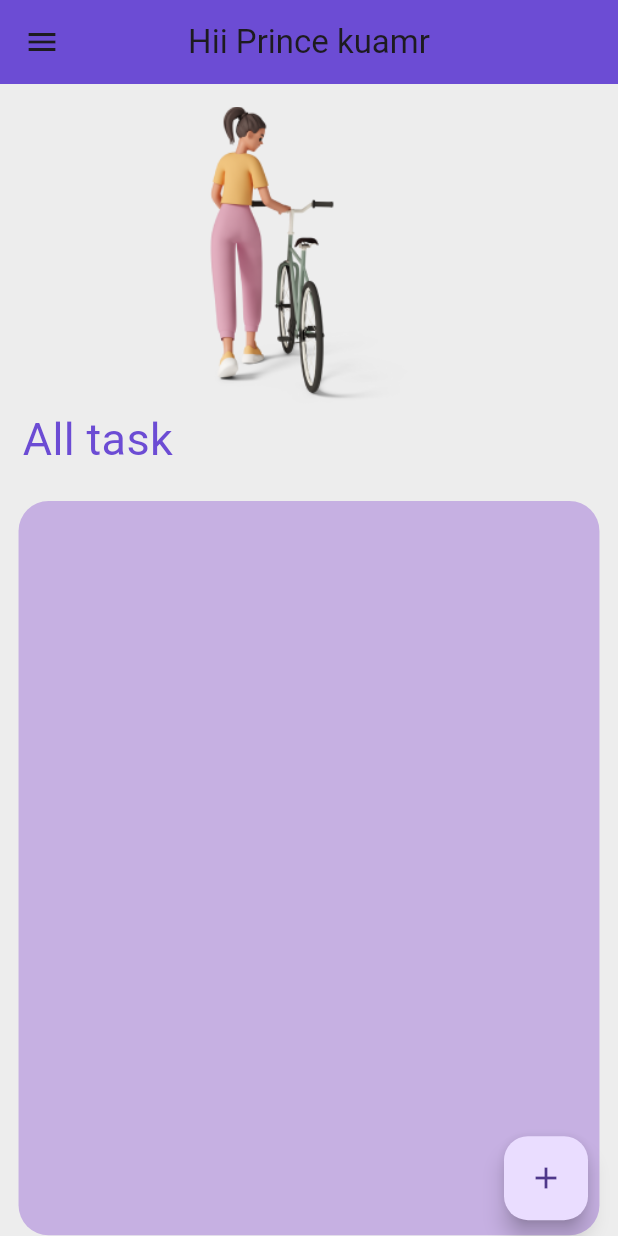
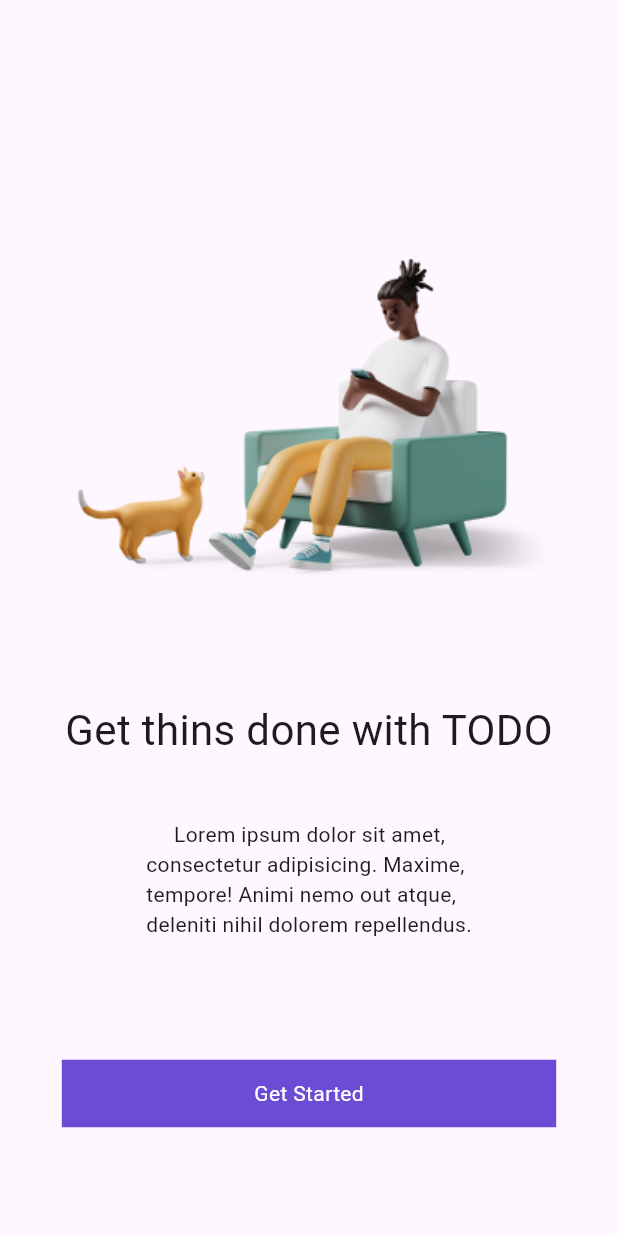
Before and after one commit to princechaurashiya/todo_app, a Flutter app: the screen it shows after launch, on a phone screen of 412 x 824 dp. Run offline on Flutter 3.47's test engine with Material 3 defaults, Android fonts, the phone set to English and light mode, and no system bars; our stand-ins replace shared_preferences.

Commit message:
Enhance some feature

```diff
--- a/todo_app/lib/main.dart
+++ b/todo_app/lib/main.dart
@@ -1,12 +1,37 @@
 import 'package:flutter/material.dart';
-import 'package:todo_app/todayTask.dart';
+import 'package:shared_preferences/shared_preferences.dart';
+import 'package:todo_app/pages/all_task.dart';
+import 'package:todo_app/pages/starting_paage.dart';
 
 void main() {
   runApp(Myapp());
 }
 
-class Myapp extends StatelessWidget {
+class Myapp extends StatefulWidget {
   const Myapp({super.key});
+
+  @override
+  State<Myapp> createState() => _MyappState();
+}
+
+class _MyappState extends State<Myapp> {
+  late SharedPreferences sp;
+  bool isLogin = false;
+
+  @override
+  void initState() {
+    // TODO: implement initState
+    super.initState();
+    loadData();
+  }
+
+  void loadData() async {
+    sp = await SharedPreferences.getInstance();
+    bool? loginStatus = sp.getBool('islogin');
+    setState(() {
+      isLogin = loginStatus ?? false;
+    });
+  }
 
   @override
   Widget build(BuildContext context) {
@@ -14,7 +39,52 @@ class Myapp extends StatelessWidget {
       title: 'Flutter app',
       debugShowCheckedModeBanner: false,
       theme: ThemeData(primarySwatch: Colors.purple),
-      home: Alltask(),
+      home: isLogin ? Alltask() : StartingPaage(),
     );
   }
 }
+
+// import 'package:flutter/material.dart';
+// import 'package:shared_preferences/shared_preferences.dart';
+// import 'package:todo_app/pages/all_task.dart';
+// import 'package:todo_app/pages/starting_paage.dart';
+
+// void main() {
+//   runApp(Myapp());
+// }
+
+// class Myapp extends StatefulWidget {
+//   const Myapp({super.key});
+
+//   @override
+//   State<Myapp> createState() => _MyappState();
+// }
+
+// class _MyappState extends State<Myapp> {
+//   late SharedPreferences sp;
+//   bool isLogin = false; // Initialize with a default value
+
+//   @override
+//   void initState() {
+//     super.initState();
+//     loadData();
+//   }
+
+//   void loadData() async {
+//     sp = await SharedPreferences.getInstance();
+//     bool? loginStatus = sp.getBool('islogin');
+//     setState(() {
+//       isLogin = loginStatus ?? false; // Use ?? to handle null value
+//     });
+//   }
+
+//   @override
+//   Widget build(BuildContext context) {
+//     return MaterialApp(
+//       title: 'Flutter app',
+//       debugShowCheckedModeBanner: false,
+//       theme: ThemeData(primarySwatch: Colors.purple),
+//       home: isLogin ? Alltask() : StartingPaage(),
+//     );
+//   }
+// }
--- a/todo_app/lib/homePage.dart
+++ b/todo_app/lib/pages/homePage.dart
@@ -3,8 +3,8 @@ import 'dart:convert';
 import 'package:flutter/material.dart';
 import 'package:shared_preferences/shared_preferences.dart';
 import 'package:todo_app/Component/button.dart';
-import 'package:todo_app/todayTask.dart';
-import 'package:todo_app/todo.dart';
+import 'package:todo_app/pages/all_task.dart';
+import 'package:todo_app/pages/todo.dart';
 
 class Homepage extends StatefulWidget {
   const Homepage({super.key});
--- /dev/null
+++ b/todo_app/lib/pages/starting_paage.dart
@@ -0,0 +1,61 @@
+import 'package:flutter/material.dart';
+import 'package:todo_app/Component/button.dart';
+import 'package:todo_app/pages/sign_up.dart';
+
+class StartingPaage extends StatelessWidget {
+  const StartingPaage({super.key});
+
+  @override
+  Widget build(BuildContext context) {
+    double screenWidth = MediaQuery.of(context).size.width;
+    return Scaffold(
+      body: SafeArea(
+          child: Column(
+        mainAxisAlignment: MainAxisAlignment.center,
+        crossAxisAlignment: CrossAxisAlignment.center,
+        children: [
+          SizedBox(
+            height: 100,
+          ),
+          Padding(
+            padding: const EdgeInsets.only(left: 20),
+            child: Image.asset('assets/images/sitingman.png'),
+          ),
+          SizedBox(
+            height: 40,
+          ),
+          Center(
+            child: Text(
+              'Get thins done with TODO',
+              style: TextStyle(
+                fontSize: 28,
+              ),
+            ),
+          ),
+          SizedBox(
+            height: 40,
+          ),
+          Center(
+            child: Text(
+                '     Lorem ipsum dolor sit amet,\nconsectetur adipisicing. Maxime,\ntempore! Animi nemo out atque,\ndeleniti nihil dolorem repellendus.'),
+          ),
+          SizedBox(
+            height: 80,
+          ),
+          Center(
+            child: InkWell(
+              onTap: () {
+                Navigator.push(context,
+                    MaterialPageRoute(builder: (context) => SignUpPage()));
+              },
+              child: Button(
+                text: 'Get Started',
+                scree_width: screenWidth * 0.8,
+              ),
+            ),
+          )
+        ],
+      )),
+    );
+  }
+}
```
Also changed, not shown: todo_app/lib/Component/input_text.dart (added, +33 -0 lines), todo_app/lib/pages/all_task.dart (renamed from todo_app/lib/todayTask.dart, +19 -8 lines), todo_app/lib/pages/sign_in.dart (added, +129 -0 lines), todo_app/lib/pages/sign_up.dart (added, +152 -0 lines), todo_app/assets/images/sitingman.png (added), todo_app/assets/images/teachingMan.png (added), todo_app/lib/pages/todo.dart (renamed from todo_app/lib/todo.dart).
